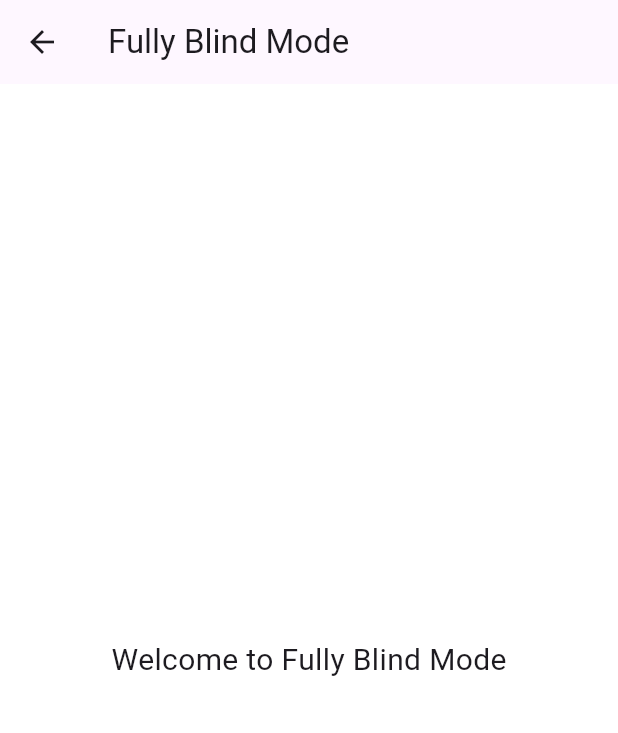
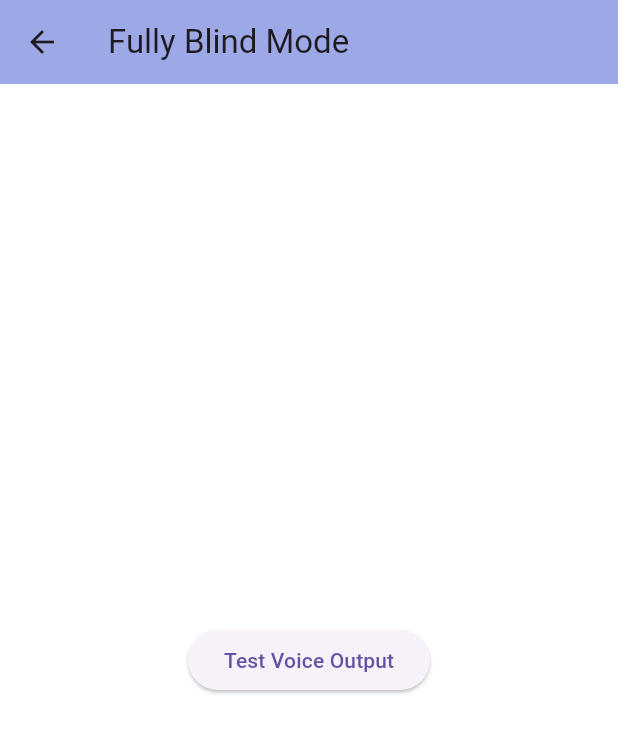
Before and after one commit to bappa-arc/visionaid_ar, a Flutter app: the FullyBlindScreen screen opened directly, on a phone screen of 412 x 824 dp. Shown: the top 733 px of the screen. Run offline on Flutter 3.47's test engine with Material 3 defaults, Android fonts, the phone set to English and light mode, and no system bars; our stand-ins replace flutter_tts; Roboto replaces fonts that are missing (OpenSans).

Commit message:
Added Fully Blind TTS screen with voice test

```diff
--- /dev/null
+++ b/lib/features/tts_helper.dart
@@ -0,0 +1,19 @@
+import 'package:flutter_tts/flutter_tts.dart';
+
+class TTSHelper {
+  final FlutterTts _tts = FlutterTts();
+
+  TTSHelper() {
+    _tts.setLanguage("en-US");
+    _tts.setPitch(1.0);
+    _tts.setSpeechRate(0.5);
+  }
+
+  Future speak(String text) async {
+    await _tts.speak(text);
+  }
+
+  Future stop() async {
+    await _tts.stop();
+  }
+}
--- a/lib/screens/fully_blind_screen.dart
+++ b/lib/screens/fully_blind_screen.dart
@@ -1,14 +1,22 @@
 import 'package:flutter/material.dart';
+import 'package:visionaid_ar/features/tts_helper.dart';
 
 class FullyBlindScreen extends StatelessWidget {
+  final tts = TTSHelper();
+
   @override
   Widget build(BuildContext context) {
     return Scaffold(
-      appBar: AppBar(title: Text("Fully Blind Mode")),
+      appBar: AppBar(
+        title: Text("Fully Blind Mode"),
+        backgroundColor: const Color.fromARGB(255, 157, 168, 230),
+      ),
       body: Center(
-        child: Text(
-          "Welcome to Fully Blind Mode",
-          style: TextStyle(fontSize: 20),
+        child: ElevatedButton(
+          onPressed: () {
+            tts.speak("Hello! Object detection will be available soon.");
+          },
+          child: Text("Test Voice Output"),
         ),
       ),
     );
--- a/pubspec.yaml
+++ b/pubspec.yaml
@@ -34,6 +34,9 @@ dependencies:
   # The following adds the Cupertino Icons font to your application.
   # Use with the CupertinoIcons class for iOS style icons.
   cupertino_icons: ^1.0.8
+  google_mlkit_object_detection: ^0.15.0
+  flutter_tts: ^4.2.2
+  camera: ^0.11.1
 
 dev_dependencies:
   flutter_test:
```
Also changed, not shown: lib/features/object_detection.dart (deleted), lib/features/object_detector.dart (added), pubspec.lock, 4 other files.
